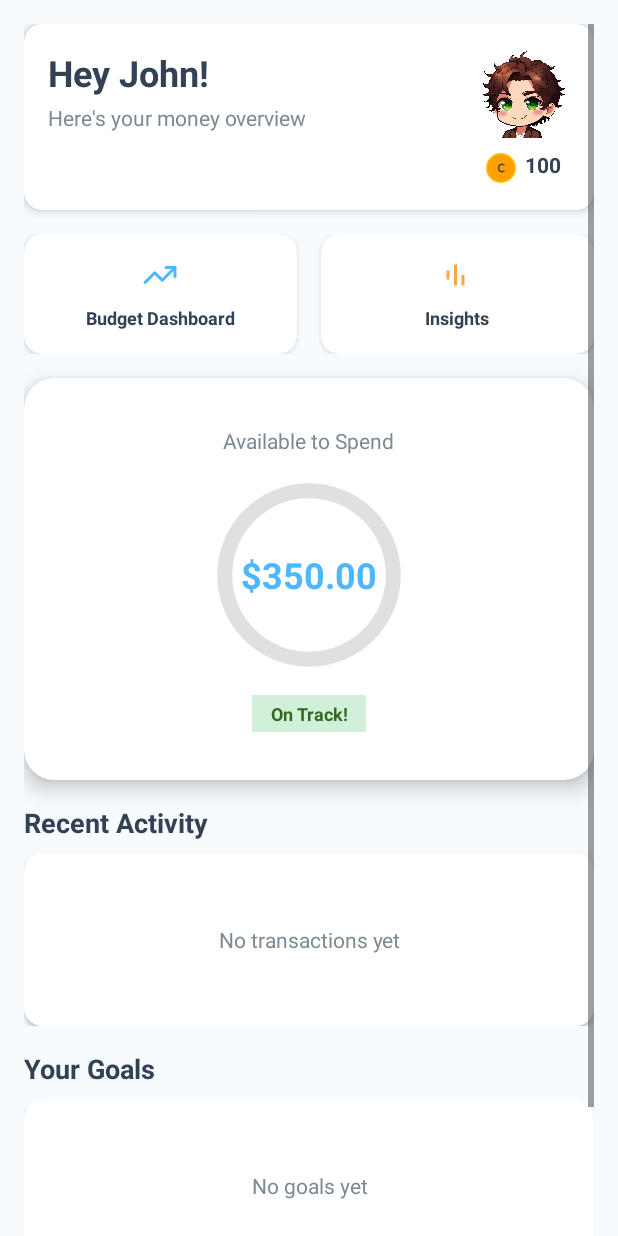
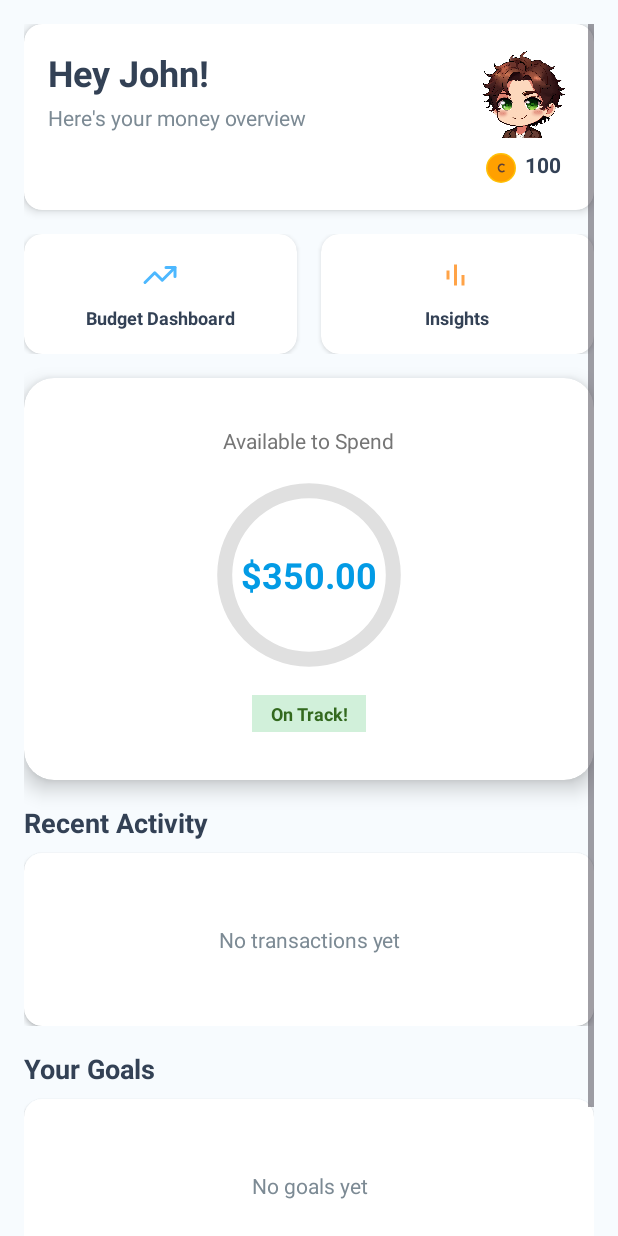
Before and after one commit to vanderwaltrei/TallyUp, an Android app: the layout fragment_dashboard.xml on its own in the app's theme, with its tools: preview values and no code run, on a phone screen of 412 x 824 dp. Run offline under Robolectric (Android 15) with nearby library versions, the phone set to English and light mode, and no system bars.

Commit message:
string resource update

```diff
--- a/app/src/main/res/layout/fragment_dashboard.xml
+++ b/app/src/main/res/layout/fragment_dashboard.xml
@@ -29,6 +29,7 @@
             <LinearLayout
                 android:layout_width="match_parent"
                 android:layout_height="wrap_content"
+                android:baselineAligned="false"
                 android:orientation="horizontal"
                 android:padding="16dp">
 
@@ -51,7 +52,7 @@
                     <TextView
                         android:layout_width="wrap_content"
                         android:layout_height="wrap_content"
-                        android:text="Here's your money overview"
+                        android:text="@string/here_s_your_money_overview"
                         android:textColor="@color/muted_foreground"
                         android:textSize="14sp"
                         android:layout_marginTop="4dp" />
@@ -81,7 +82,7 @@
                         android:visibility="gone"
                         android:layout_alignEnd="@id/characterImage"
                         app:tint="@color/accent"
-                        android:contentDescription="Mood" />
+                        android:contentDescription="@string/mood" />
 
                     <TextView
                         android:id="@+id/coinsText"
@@ -89,7 +90,7 @@
                         android:layout_height="wrap_content"
                         android:layout_below="@id/characterImage"
                         android:layout_centerHorizontal="true"
-                        android:text="0"
+                        android:text="@string/_0"
                         android:drawablePadding="4dp"
                         android:textColor="@color/foreground"
                         android:textSize="14sp"
@@ -129,19 +130,21 @@
                     android:layout_height="match_parent"
                     android:orientation="vertical"
                     android:gravity="center"
-                    android:padding="8dp">
+                    android:padding="8dp"
+                    tools:ignore="UseCompoundDrawables">
 
                     <ImageView
                         android:layout_width="24dp"
                         android:layout_height="24dp"
+                        android:contentDescription="@string/budget_dashboard"
                         android:src="@drawable/ic_trending_up"
-                        android:contentDescription="@string/budget_dashboard"
-                        app:tint="@color/primary" />
+                        app:tint="@color/primary"
+                        tools:ignore="ImageContrastCheck" />
 
                     <TextView
                         android:layout_width="wrap_content"
                         android:layout_height="wrap_content"
-                        android:text="Budget Dashboard"
+                        android:text="@string/budget_dashboard"
                         android:textColor="@color/foreground"
                         android:textSize="12sp"
                         android:textStyle="bold"
@@ -169,19 +172,21 @@
                     android:layout_height="match_parent"
                     android:orientation="vertical"
                     android:gravity="center"
-                    android:padding="8dp">
+                    android:padding="8dp"
+                    tools:ignore="UseCompoundDrawables">
 
                     <ImageView
                         android:layout_width="24dp"
                         android:layout_height="24dp"
+                        android:contentDescription="@string/insights"
                         android:src="@drawable/ic_bar_chart"
-                        android:contentDescription="@string/insights"
-                        app:tint="@color/accent" />
+                        app:tint="@color/accent"
+                        tools:ignore="ImageContrastCheck" />
 
                     <TextView
                         android:layout_width="wrap_content"
                         android:layout_height="wrap_content"
-                        android:text="Insights"
+                        android:text="@string/insights"
                         android:textColor="@color/foreground"
                         android:textSize="12sp"
                         android:textStyle="bold"
@@ -213,10 +218,10 @@
                     android:id="@+id/availableSubtitle"
                     android:layout_width="wrap_content"
                     android:layout_height="wrap_content"
-                    android:text="Available to Spend"
-                    android:textColor="@color/muted_foreground"
-                    android:textSize="14sp"
-                    android:layout_marginBottom="16dp" />
+                    android:layout_marginBottom="16dp"
+                    android:text="@string/available_to_spend"
+                    android:textColor="#757575"
+                    android:textSize="14sp" />
 
                 <RelativeLayout
                     android:layout_width="128dp"
@@ -226,17 +231,19 @@
                     <ImageView
                         android:layout_width="match_parent"
                         android:layout_height="match_parent"
-                        android:src="@drawable/circular_progress_bg" />
+                        android:importantForAccessibility="no"
+                        android:src="@drawable/circular_progress_bg"
+                        tools:ignore="ImageContrastCheck" />
 
                     <TextView
                         android:id="@+id/availableAmount"
                         android:layout_width="wrap_content"
                         android:layout_height="wrap_content"
-                        tools:text="$350.00"
-                        android:textColor="@color/primary"
+                        android:layout_centerInParent="true"
+                        android:textColor="#039BE5"
                         android:textSize="24sp"
                         android:textStyle="bold"
-                        android:layout_centerInParent="true" />
+                        tools:text="$350.00" />
 
                     <TextView
                         android:id="@+id/progressText"
@@ -256,7 +263,7 @@
                     android:gravity="center"
                     android:paddingHorizontal="12dp"
                     android:paddingVertical="4dp"
-                    android:text="On Track!"
+                    android:text="@string/on_track"
                     android:textColor="#33691E"
                     android:textSize="12sp"
                     android:textStyle="bold" />
@@ -276,7 +283,7 @@
             <TextView
                 android:layout_width="wrap_content"
                 android:layout_height="wrap_content"
-                android:text="Recent Activity"
+                android:text="@string/recent_activity"
                 android:textColor="@color/foreground"
                 android:textSize="18sp"
                 android:textStyle="bold"
@@ -299,11 +306,12 @@
                         android:id="@+id/no_transactions_text"
                         android:layout_width="match_parent"
                         android:layout_height="wrap_content"
-                        android:text="No transactions yet"
+                        android:gravity="center"
+                        android:padding="32dp"
+                        android:text="@string/no_transactions_yet"
                         android:textColor="@color/muted_foreground"
                         android:textSize="14sp"
-                        android:gravity="center"
-                        android:padding="32dp" />
+                        tools:ignore="TextContrastCheck" />
 
                 </LinearLayout>
 
@@ -323,7 +331,7 @@
             <TextView
                 android:layout_width="wrap_content"
                 android:layout_height="wrap_content"
-                android:text="Your Goals"
+                android:text="@string/your_goals"
                 android:textColor="@color/foreground"
                 android:textSize="18sp"
                 android:textStyle="bold"
@@ -353,11 +361,12 @@
                         android:id="@+id/no_goals_text"
                         android:layout_width="match_parent"
                         android:layout_height="wrap_content"
-                        android:text="No goals yet"
+                        android:gravity="center"
+                        android:padding="32dp"
+                        android:text="@string/no_goals_yet"
                         android:textColor="@color/muted_foreground"
                         android:textSize="14sp"
-                        android:gravity="center"
-                        android:padding="32dp" />
+                        tools:ignore="TextContrastCheck" />
 
                 </LinearLayout>
 
--- a/app/src/main/res/values/strings.xml
+++ b/app/src/main/res/values/strings.xml
@@ -63,6 +63,12 @@
     <string name="income_expenseHeader">Income/Expense:</string>
     <string name="time_periodHeader">Time Period:</string>
     <string name="add_your_first_transaction">Add Your First Transaction</string>
+    <string name="mood">Mood</string>
+    <string name="_0">0</string>
+    <string name="here_s_your_money_overview">Here\'s your money overview</string>
+    <string name="on_track">On Track!</string>
+    <string name="no_transactions_yet">No transactions yet</string>
+    <string name="no_goals_yet">No goals yet</string>
     <string-array name="type_filter_options">
         <item>All</item>
         <item>Income</item>
```
